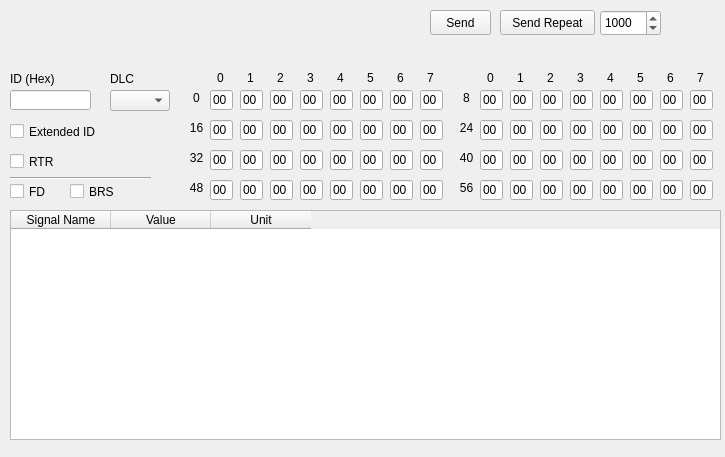
Above: src/window/RawTxWindow/RawTxWindow.ui from 1-hexene/CANgaroo before the change. Below: the same form after it.
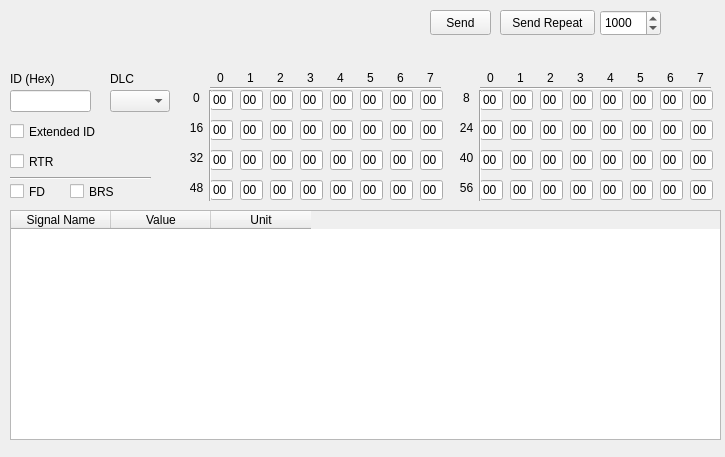
That is the form after the change.

The edit to the form file:
```diff
--- a/src/window/RawTxWindow/RawTxWindow.ui
+++ b/src/window/RawTxWindow/RawTxWindow.ui
@@ -97,7 +97,7 @@
      <x>10</x>
      <y>90</y>
      <width>81</width>
-     <height>20</height>
+     <height>22</height>
     </rect>
    </property>
    <property name="font">
@@ -236,7 +236,7 @@
      <x>110</x>
      <y>90</y>
      <width>60</width>
-     <height>21</height>
+     <height>22</height>
     </rect>
    </property>
   </widget>
@@ -1866,6 +1866,58 @@
     <enum>Qt::Horizontal</enum>
    </property>
   </widget>
+  <widget class="Line" name="line_2">
+   <property name="geometry">
+    <rect>
+     <x>210</x>
+     <y>80</y>
+     <width>231</width>
+     <height>16</height>
+    </rect>
+   </property>
+   <property name="orientation">
+    <enum>Qt::Horizontal</enum>
+   </property>
+  </widget>
+  <widget class="Line" name="line_3">
+   <property name="geometry">
+    <rect>
+     <x>480</x>
+     <y>80</y>
+     <width>231</width>
+     <height>16</height>
+    </rect>
+   </property>
+   <property name="orientation">
+    <enum>Qt::Horizontal</enum>
+   </property>
+  </widget>
+  <widget class="Line" name="line_4">
+   <property name="geometry">
+    <rect>
+     <x>200</x>
+     <y>90</y>
+     <width>20</width>
+     <height>111</height>
+    </rect>
+   </property>
+   <property name="orientation">
+    <enum>Qt::Vertical</enum>
+   </property>
+  </widget>
+  <widget class="Line" name="line_5">
+   <property name="geometry">
+    <rect>
+     <x>470</x>
+     <y>90</y>
+     <width>20</width>
+     <height>111</height>
+    </rect>
+   </property>
+   <property name="orientation">
+    <enum>Qt::Vertical</enum>
+   </property>
+  </widget>
  </widget>
  <tabstops>
   <tabstop>fieldAddress</tabstop>
```
